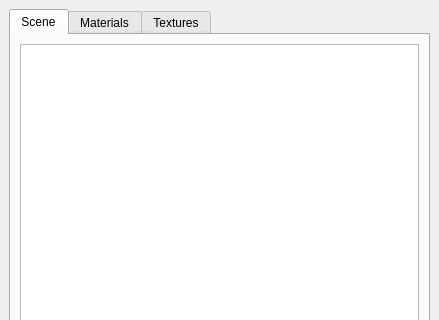
Before: the Qt Designer form src/PGSEditor/scenedockwidget.ui in madrenegade/PGameStudio, drawn with Qt 5; both pictures show x 0 to 439 and y 0 to 320 of the 439 by 474 pixel window.
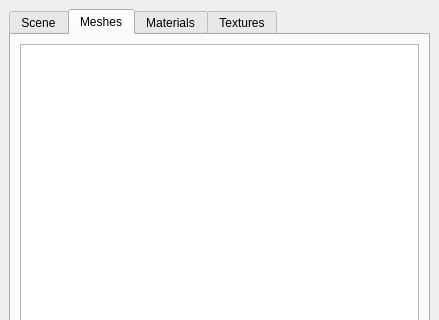
After: the same form once the commit is applied.

The edit to the form file:
```diff
--- a/src/PGSEditor/scenedockwidget.ui
+++ b/src/PGSEditor/scenedockwidget.ui
@@ -18,7 +18,7 @@
     <item>
      <widget class="QTabWidget" name="tabWidget">
       <property name="currentIndex">
-       <number>0</number>
+       <number>1</number>
       </property>
       <widget class="QWidget" name="tab">
        <attribute name="title">
@@ -39,6 +39,16 @@
         </item>
        </layout>
       </widget>
+      <widget class="QWidget" name="tab_2">
+       <attribute name="title">
+        <string>Meshes</string>
+       </attribute>
+       <layout class="QVBoxLayout" name="verticalLayout_3">
+        <item>
+         <widget class="QListWidget" name="listWidgetMeshes"/>
+        </item>
+       </layout>
+      </widget>
       <widget class="QWidget" name="tab_3">
        <attribute name="title">
         <string>Materials</string>
```
